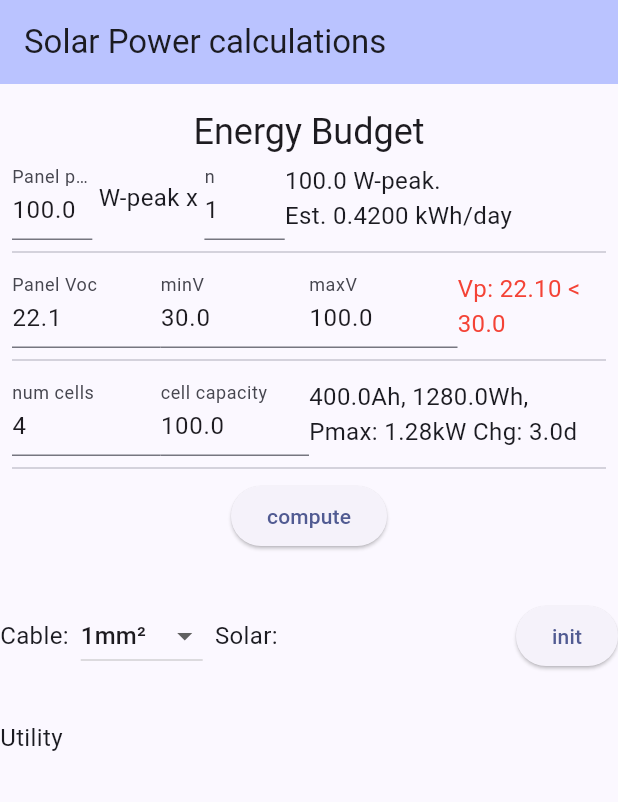
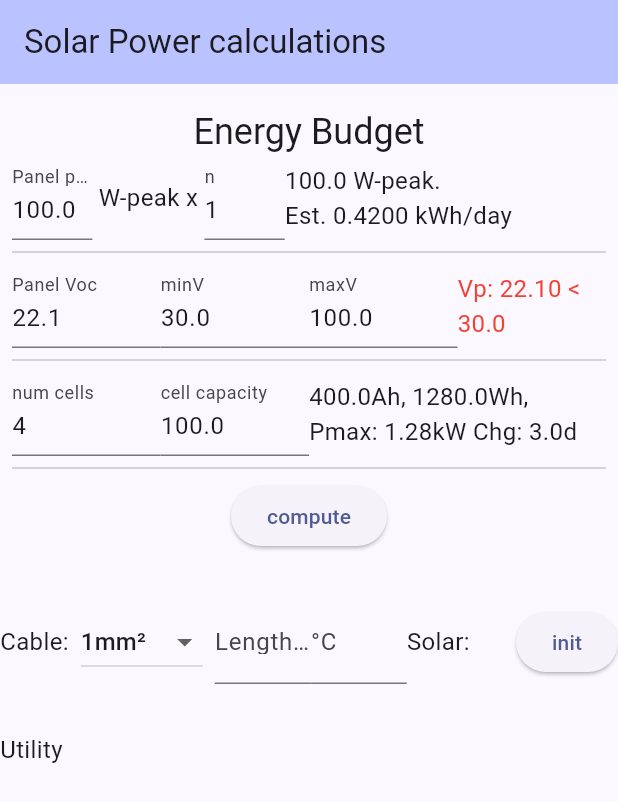
Before and after one commit to siuyin/solarcalc, a Flutter app: the screen it shows after launch, on a phone screen of 412 x 824 dp. Shown: the top 802 px of the screen. Run offline on Flutter 3.47's test engine with Material 3 defaults, Android fonts, the phone set to English and light mode, and no system bars; our stand-ins replace hive_flutter; accounts and stored records are empty.

Commit message:
feat: add cable length

```diff
--- a/lib/main.dart
+++ b/lib/main.dart
@@ -125,6 +125,9 @@ class _SolarState extends State<Solar> {
   ];
   double cableCrossSection = list.first.$2;
 
+  final cableTempController = TextEditingController();
+  final cableLengthController = TextEditingController();
+
   @override
   Widget build(BuildContext context) {
     return Container(
@@ -146,7 +149,31 @@ class _SolarState extends State<Solar> {
                 gerbau = 'dropped down: $cableCrossSection';
               });
             },
-            padding: EdgeInsets.fromLTRB(8, 0, 8, 0),
+            padding: const EdgeInsets.fromLTRB(8, 0, 8, 0),
+          ),
+          SizedBox(
+            width: 64,
+            child: TextField(
+              controller: cableLengthController,
+              onSubmitted: (_) => compute(),
+              keyboardType: TextInputType.number,
+              inputFormatters: [FilteringTextInputFormatter.digitsOnly],
+              decoration: const InputDecoration(
+                labelText: 'Length (m)',
+              ),
+            ),
+          ),
+          SizedBox(
+            width: 64,
+            child: TextField(
+              controller: cableTempController,
+              onSubmitted: (_) => compute(),
+              keyboardType: TextInputType.number,
+              inputFormatters: [FilteringTextInputFormatter.digitsOnly],
+              decoration: const InputDecoration(
+                labelText: '°C',
+              ),
+            ),
           ),
           Expanded(
             child: Text('Solar: $gerbau'),
@@ -156,6 +183,8 @@ class _SolarState extends State<Solar> {
       ),
     );
   }
+
+  compute() {}
 }
 
 class Budget extends StatefulWidget {
```
